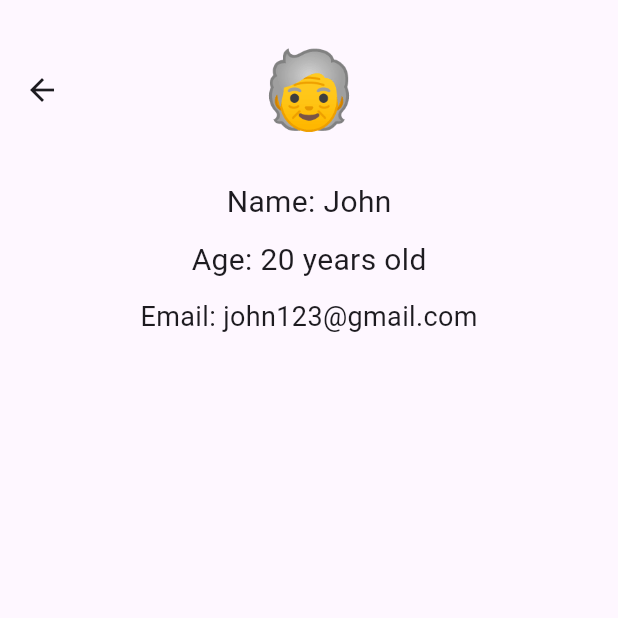
After one commit to rahimshahmandozay/animation_challenge, a Flutter app: the screen it shows after launch, after a tap on "John", on a phone screen of 412 x 824 dp, the top half of it. The commit adds this screen. Run offline on Flutter 3.47's test engine with Material 3 defaults, Android fonts, the phone set to English and light mode, and no system bars.

Commit message:
Add day five challenge

```diff
--- a/lib/main.dart
+++ b/lib/main.dart
@@ -1,5 +1,5 @@
 import 'package:flutter/material.dart';
-import 'package:animation_challenge/views/day_four.dart';
+import 'package:animation_challenge/views/day_five.dart';
 
 void main() {
   runApp(const MyApp());
@@ -11,7 +11,7 @@ class MyApp extends StatelessWidget {
   Widget build(BuildContext context) {
     return MaterialApp(
       title: 'Animation Challenge',
-      home: DayFour(),
+      home: DayFive(),
     );
   }
 }
--- /dev/null
+++ b/lib/models/users.dart
@@ -0,0 +1,21 @@
+class UserModel {
+  final String name;
+  final int age;
+  final String picture;
+  final String email;
+
+  const UserModel({
+    required this.name,
+    required this.age,
+    required this.picture,
+    required this.email,
+  });
+}
+
+const List<UserModel> users = [
+  UserModel(name: "John", age: 20, picture: "🧓", email: "john123@gmail.com"),
+  UserModel(
+      name: "Jack", age: 16, picture: "👨‍🦰", email: "jack132@gmail.com"),
+  UserModel(
+      name: "Sara", age: 22, picture: "🙍‍♀️", email: "sara312@gmail.com"),
+];
--- /dev/null
+++ b/lib/views/day_five.dart
@@ -0,0 +1,126 @@
+import 'package:animation_challenge/models/users.dart';
+import 'package:flutter/cupertino.dart';
+import 'package:flutter/material.dart';
+
+class DayFive extends StatelessWidget {
+  const DayFive({super.key});
+
+  @override
+  Widget build(BuildContext context) {
+    return Scaffold(
+      appBar: AppBar(
+        title: Text("People Information"),
+        centerTitle: true,
+      ),
+      body: ListView.builder(
+        itemCount: users.length,
+        itemBuilder: (context, index) {
+          final user = users[index];
+          return ListTile(
+            onTap: () {
+              Navigator.of(context).push(
+                MaterialPageRoute(
+                  builder: (context) => UserDetails(
+                    user: user,
+                  ),
+                ),
+              );
+            },
+            leading: Hero(
+              tag: user.name,
+              child: Material(
+                color: Colors.transparent,
+                child: Text(
+                  user.picture,
+                  style: TextStyle(fontSize: 40),
+                ),
+              ),
+            ),
+            title: Text(
+              user.name,
+              style: TextStyle(fontSize: 18),
+            ),
+            subtitle: Text("${user.age} years old"),
+            trailing: Icon(CupertinoIcons.forward),
+          );
+        },
+      ),
+    );
+  }
+}
+
+class UserDetails extends StatelessWidget {
+  const UserDetails({
+    super.key,
+    required this.user,
+  });
+  final UserModel user;
+
+  @override
+  Widget build(BuildContext context) {
+    return Scaffold(
+      appBar: AppBar(
+        toolbarHeight: 120,
+        title: Hero(
+          tag: user.name,
+          flightShuttleBuilder: (
+            flightContext,
+            animation,
+            flightDirection,
+            fromHeroContext,
+            toHeroContext,
+          ) {
+            switch (flightDirection) {
+              case HeroFlightDirection.push:
+                return Material(
+                  color: Colors.transparent,
+                  child: ScaleTransition(
+                    scale: animation.drive(
+                      Tween<double>(
+                        begin: 0.0,
+                        end: 1.0,
+                      ).chain(
+                        CurveTween(curve: Curves.fastOutSlowIn),
+                      ),
+                    ),
+                    child: toHeroContext.widget,
+                  ),
+                );
+              case HeroFlightDirection.pop:
+                return Material(
+                  color: Colors.transparent,
+                  child: fromHeroContext.widget,
+                );
+            }
+          },
+          child: Text(
+            user.picture,
+            style: TextStyle(fontSize: 50),
+          ),
+        ),
+        centerTitle: true,
+      ),
+      body: SizedBox(
+        width: double.infinity,
+        child: Column(
+          children: [
+            Text(
+              "Name: ${user.name}",
+              style: TextStyle(fontSize: 20),
+            ),
+            SizedBox(height: 10),
+            Text(
+              "Age: ${user.age} years old",
+              style: TextStyle(fontSize: 20),
+            ),
+            SizedBox(height: 10),
+            Text(
+              "Email: ${user.email}",
+              style: TextStyle(fontSize: 18),
+            ),
+          ],
+        ),
+      ),
+    );
+  }
+}
```
